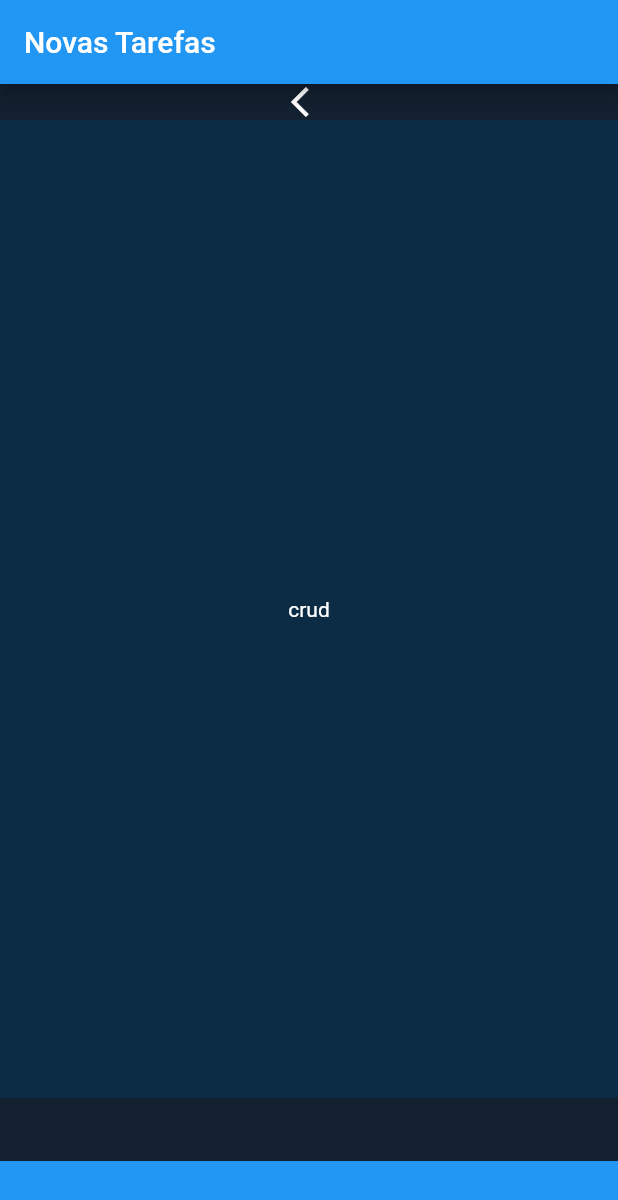
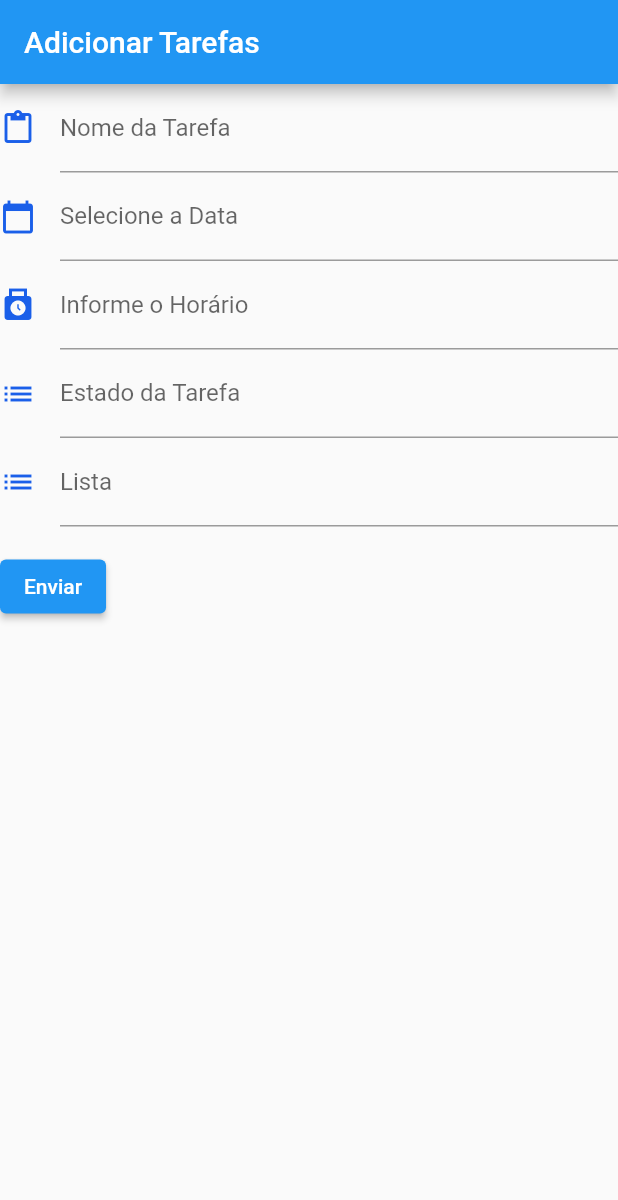
Before and after one commit to lucasvt/tarefas, a Flutter app: the screen it shows after launch, after a tap on "Adicionar Nova tarefa", on a phone screen of 412 x 824 dp. Shown: the top 1200 px of the screen. Run offline on Flutter 3.47's test engine with Material 2 defaults, Android fonts, the phone set to English and light mode, and no system bars.

Commit message:
FORM Nome da tarefa, data, horário, estado e lista

```diff
--- a/lib/adcionar_tarefas.dart
+++ b/lib/adcionar_tarefas.dart
@@ -1,4 +1,5 @@
 import 'package:flutter/material.dart';
+import 'package:tarefas/main.dart';
 
 final Color darkBlue = Color.fromARGB(255, 18, 32, 47);
 
@@ -7,45 +8,101 @@ void main() => runApp(AdicionarTarefas());
 class AdicionarTarefas extends StatelessWidget {
   @override
   Widget build(BuildContext context) {
+    const appTitle = 'Adicionar Tarefas';
+
     return MaterialApp(
-      theme: ThemeData.dark().copyWith(scaffoldBackgroundColor: darkBlue),
-      debugShowCheckedModeBanner: false,
+      title: appTitle,
       home: Scaffold(
         appBar: AppBar(
-          title: Text("Novas Tarefas"),
-          backgroundColor: Colors.blue,
+          title: const Text(appTitle),
         ),
-        body: Column(
-          children: <Widget>[
-            Expanded(
-              child: SingleChildScrollView(
-                  child: Column(
-                children: <Widget>[
-                  Container(
-                    height: 0,
-                    color: Color.fromARGB(255, 12, 44, 70),
-                  ),
-                  Icon(
-                    IconData(
-                      0xe093,
-                      fontFamily: 'MaterialIcons',
-                      matchTextDirection: true,
-                    ),
-                  ),
-                  Container(
-                      height: 652,
-                      color: Color.fromARGB(255, 12, 44, 70),
-                      child: Center(child: Text("crud")))
-                ],
-              )),
-            ),
-            Container(
-              height: 50,
-              color: Colors.blue,
-            )
-          ],
-        ),
+        body: const MyCustomForm(),
       ),
     );
   }
 }
+
+// Create a Form widget.
+class MyCustomForm extends StatefulWidget {
+  const MyCustomForm({super.key});
+
+  @override
+  MyCustomFormState createState() {
+    return MyCustomFormState();
+  }
+}
+
+// Create a corresponding State class.
+// This class holds data related to the form.
+class MyCustomFormState extends State<MyCustomForm> {
+  final _formKey = GlobalKey<FormState>();
+
+  @override
+  Widget build(BuildContext context) {
+    // Build a Form widget using the _formKey created above.
+    return Form(
+      key: _formKey,
+      child: Column(
+        crossAxisAlignment: CrossAxisAlignment.start,
+        children: [
+          TextFormField(
+            decoration: const InputDecoration(
+              hintText: 'Informe o nome da tarefa',
+              labelText: 'Nome da Tarefa',
+              icon: const Icon(Icons.paste_outlined,
+                  color: Color.fromARGB(255, 26, 95, 233)),
+            ),
+          ),
+          TextFormField(
+            decoration: const InputDecoration(
+              hintText: 'Informe a data da Data',
+              labelText: 'Selecione a Data',
+              icon: const Icon(Icons.calendar_today,
+                  color: Color.fromARGB(255, 26, 95, 233)),
+            ),
+          ),
+          TextFormField(
+            decoration: const InputDecoration(
+              hintText: 'Informe o horário da tarefa',
+              labelText: 'Informe o Horário',
+              icon: const Icon(Icons.punch_clock,
+                  color: Color.fromARGB(255, 26, 95, 233)),
+            ),
+          ),
+          TextFormField(
+            decoration: const InputDecoration(
+              hintText: 'Informe o Estado da tarefa',
+              labelText: 'Estado da Tarefa',
+              icon: const Icon(Icons.list,
+                  color: Color.fromARGB(255, 26, 95, 233)),
+            ),
+          ),
+          TextFormField(
+            decoration: const InputDecoration(
+              hintText: 'Adcionar a uma lista',
+              labelText: 'Lista',
+              icon: const Icon(Icons.list,
+                  color: Color.fromARGB(255, 26, 95, 233)),
+            ),
+          ),
+          Padding(
+            padding: const EdgeInsets.symmetric(vertical: 16.0),
+            child: ElevatedButton(
+              onPressed: () {
+                // Validate returns true if the form is valid, or false otherwise.
+                if (_formKey.currentState!.validate()) {
+                  // If the form is valid, display a snackbar. In the real world,
+                  // you'd often call a server or save the information in a database.
+                  ScaffoldMessenger.of(context).showSnackBar(
+                    const SnackBar(content: Text('Processing Data')),
+                  );
+                }
+              },
+              child: const Text('Enviar'),
+            ),
+          ),
+        ],
+      ),
+    );
+  }
+}
--- a/lib/main.dart
+++ b/lib/main.dart
@@ -15,6 +15,8 @@ final ButtonStyle flatButtonStyle = TextButton.styleFrom(
 void main() => runApp(MaterialApp(home: MyApp()));
 
 class MyApp extends StatelessWidget {
+  List _listaTarefas = ["Ir ao mercado", "estudar", "Pedalar"];
+
   @override
   Widget build(BuildContext context) {
     return MaterialApp(
@@ -24,11 +26,36 @@ class MyApp extends StatelessWidget {
         appBar: AppBar(
           title: Text("Tarefas"),
           backgroundColor: Colors.blue,
-
-
+          actions: <Widget>[
+            IconButton(
+              icon: Icon(IconData(0xe3c7, fontFamily: 'MaterialIcons')),
+              onPressed: () {
+                // do something
+              },
+            ),
+            IconButton(
+              icon: Icon(
+                Icons.settings,
+                color: Colors.white,
+              ),
+              onPressed: () {
+                // do something
+              },
+            ),
+          ],
         ),
         body: Column(
           children: <Widget>[
+            Expanded(
+              child: ListView.builder(
+                itemCount: _listaTarefas.length,
+                itemBuilder: (context, index) {
+                  return ListTile(
+                    title: Text(_listaTarefas[index]),
+                  );
+                },
+              ),
+            ),
             Expanded(
               child: SingleChildScrollView(
                   child: Column(
@@ -36,9 +63,6 @@ class MyApp extends StatelessWidget {
                   Container(
                     height: 50,
                     color: Color.fromARGB(255, 16, 60, 96),
-                  ),
-                  Icon(
-                    IconData(0xf117, fontFamily: 'MaterialIcons'),
                   ),
                   Container(
                       height: 652,
```
